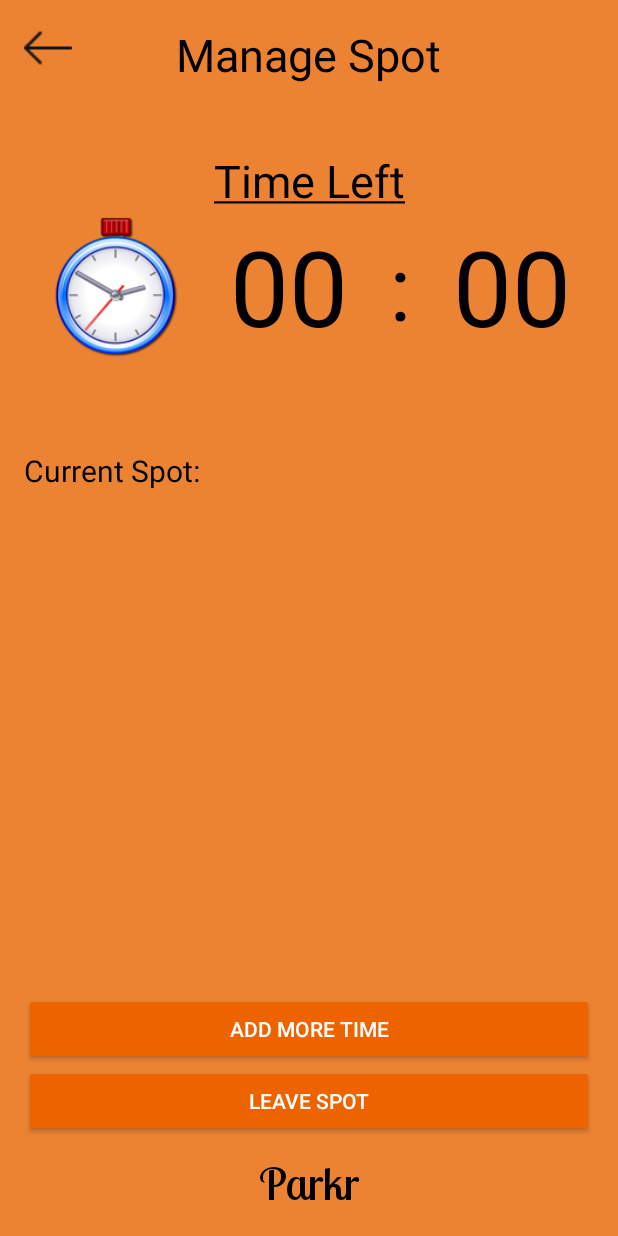
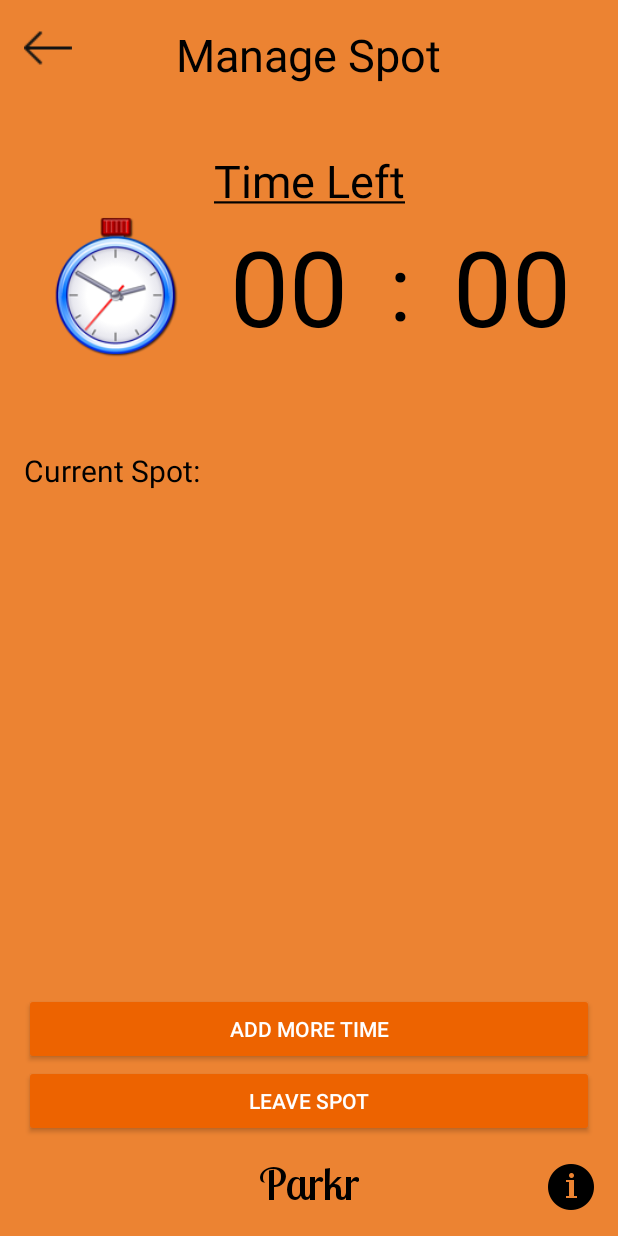
Before and after one commit to SIU-CS/Finite_Loop-production, an Android app: the PaymentActivity screen opened directly, with no data from a screen before it, on a phone screen of 412 x 824 dp. Run offline under Robolectric (Android 15) with nearby library versions, the phone set to English and light mode, and no system bars.

Commit message:
added new info view to the manage spot portion

```diff
--- a/ParkingSpotFinder/app/src/main/java/edu/siu/cs/www/parkingspotfinder/PaymentActivity.java
+++ b/ParkingSpotFinder/app/src/main/java/edu/siu/cs/www/parkingspotfinder/PaymentActivity.java
@@ -1,14 +1,17 @@
 package edu.siu.cs.www.parkingspotfinder;
 
+import android.content.DialogInterface;
 import android.content.Intent;
+import android.support.v7.app.AlertDialog;
 import android.support.v7.app.AppCompatActivity;
 import android.os.Bundle;
 import android.view.View;
 import android.widget.Button;
+import android.widget.Toast;
 
 public class PaymentActivity extends AppCompatActivity {
 
-    private Button backArrowButton;
+    private Button backArrowButton, pageInfoButton;
 
     @Override
     protected void onCreate(Bundle savedInstanceState) {
@@ -16,6 +19,21 @@ public class PaymentActivity extends AppCompatActivity {
         setContentView(R.layout.activity_payment);
 
         backArrowButton = (Button) findViewById(R.id.backArrowButton);
+        pageInfoButton = (Button) findViewById(R.id.pageInfoButton);
+
+        pageInfoButton.setOnClickListener(new View.OnClickListener() {
+            @Override
+            public void onClick(View v) {
+                new AlertDialog.Builder(PaymentActivity.this)
+                        .setTitle("Information")
+                        .setMessage("Here you can see and add more time to your current time.  You can also leave the spot if you so choose.")
+                        .setIcon(android.R.drawable.ic_dialog_info)
+                        .setPositiveButton(android.R.string.ok, new DialogInterface.OnClickListener() {
+                            public void onClick(DialogInterface dialog, int whichButton) {
+                                // Does nothing except close
+                            }}).show();
+            }
+        });
 
         // Start the menu again if the user decides to go back
         backArrowButton.setOnClickListener(new View.OnClickListener() {
--- a/ParkingSpotFinder/app/src/main/res/layout/activity_payment.xml
+++ b/ParkingSpotFinder/app/src/main/res/layout/activity_payment.xml
@@ -157,5 +157,14 @@
         android:layout_alignParentLeft="true"
         android:layout_alignParentStart="true" />
 
+    <Button
+        android:id="@+id/pageInfoButton"
+        android:layout_width="32dp"
+        android:layout_height="32dp"
+        android:background="@drawable/infopage"
+        android:layout_alignParentBottom="true"
+        android:layout_alignParentRight="true"
+        android:layout_alignParentEnd="true" />
+
 
 </RelativeLayout>
```
Also changed, not shown: ParkingSpotFinder/app/src/main/res/drawable-hdpi/infopage.png (added), 1 other file.
